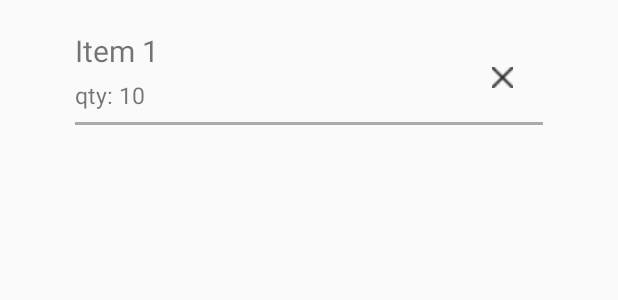
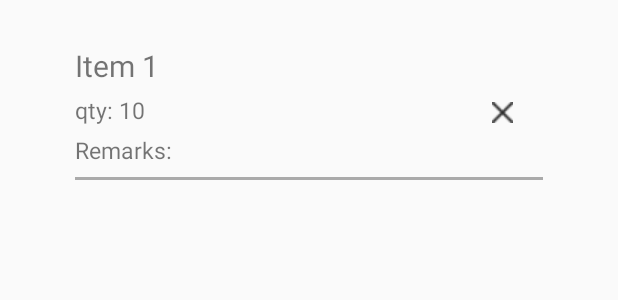
Before and after one commit to raisazka/warehouse, an Android app: the layout list_cart.xml on its own in the app's theme, with its tools: preview values and no code run, on a phone screen of 412 x 824 dp. Shown: the top 300 px of the screen. Run offline under Robolectric (Android 15) with nearby library versions, the phone set to English and light mode, and no system bars.

Commit message:
Add Get Cart Service

```diff
--- a/app/src/main/java/com/example/warehouse/Adapter/CartAdapter.java
+++ b/app/src/main/java/com/example/warehouse/Adapter/CartAdapter.java
@@ -16,6 +16,10 @@ public class CartAdapter extends RecyclerView.Adapter<CartViewHolder> {
 
     ArrayList<Cart> carts;
 
+    public CartAdapter(ArrayList<Cart> carts) {
+        this.carts = carts;
+    }
+
     @NonNull
     @Override
     public CartViewHolder onCreateViewHolder(@NonNull ViewGroup viewGroup, int i) {
@@ -27,6 +31,7 @@ public class CartAdapter extends RecyclerView.Adapter<CartViewHolder> {
     public void onBindViewHolder(@NonNull CartViewHolder cartViewHolder, int i) {
         cartViewHolder.name.setText(carts.get(i).getName());
         cartViewHolder.qty.setText(carts.get(i).getQty());
+        cartViewHolder.remarks.setText(carts.get(i).getRemarks());
     }
 
     @Override
--- a/app/src/main/java/com/example/warehouse/Network/CartService.java
+++ b/app/src/main/java/com/example/warehouse/Network/CartService.java
@@ -1,6 +1,7 @@
 package com.example.warehouse.Network;
 
 import com.example.warehouse.Model.Cart;
+import com.example.warehouse.Model.CartList;
 import com.example.warehouse.Model.InstallerList;
 import com.example.warehouse.Model.WorkerList;
 
@@ -20,7 +21,8 @@ public interface CartService {
                           @Field("qty") int qty,
                           @Field("remarks") String remarks);
 
-
+    @GET("cart")
+    Call<CartList> getCart(@Header("Authorization") String token);
 
     @GET("workers")
     Call<WorkerList> getWorkers(@Header("Authorization") String token);
--- a/app/src/main/java/com/example/warehouse/ViewHolder/CartViewHolder.java
+++ b/app/src/main/java/com/example/warehouse/ViewHolder/CartViewHolder.java
@@ -8,10 +8,11 @@ import android.widget.TextView;
 import com.example.warehouse.R;
 
 public class CartViewHolder extends RecyclerView.ViewHolder {
-    public TextView name, qty;
+    public TextView name, qty, remarks;
     public CartViewHolder(@NonNull View itemView) {
         super(itemView);
         this.name = itemView.findViewById(R.id.item_name);
         this.qty = itemView.findViewById(R.id.item_qty);
+        this.remarks = itemView.findViewById(R.id.item_remarks);
     }
 }
--- a/app/src/main/res/layout/list_cart.xml
+++ b/app/src/main/res/layout/list_cart.xml
@@ -3,7 +3,7 @@
     xmlns:android="http://schemas.android.com/apk/res/android" android:layout_width="match_parent"
     android:layout_height="wrap_content"
     android:paddingHorizontal="50dp"
-    android:layout_marginTop="20dp">
+    android:layout_marginTop="30dp">
 
     <TextView
         android:id="@+id/item_name"
@@ -13,12 +13,21 @@
         android:text="Item 1"/>
 
     <TextView
-        android:id="@+id/item_qty"
+    android:id="@+id/item_qty"
+    android:layout_width="wrap_content"
+    android:layout_height="wrap_content"
+    android:layout_below="@+id/item_name"
+    android:textSize="15dp"
+    android:text="qty: 10"
+    android:layout_marginTop="5dp"/>
+
+    <TextView
+        android:id="@+id/item_remarks"
         android:layout_width="wrap_content"
         android:layout_height="wrap_content"
-        android:layout_below="@+id/item_name"
+        android:layout_below="@+id/item_qty"
         android:textSize="15dp"
-        android:text="qty: 10"
+        android:text="Remarks: "
         android:layout_marginTop="5dp"/>
 
     <View
@@ -26,7 +35,7 @@
         android:layout_width="match_parent"
         android:layout_height="2dp"
         android:background="@android:color/darker_gray"
-        android:layout_below="@+id/item_qty"/>
+        android:layout_below="@+id/item_remarks"/>
 
     <ImageView
         android:layout_width="wrap_content"
```
Also changed, not shown: app/src/main/java/com/example/warehouse/CartActivity.java (+28 -0 lines), app/src/main/java/com/example/warehouse/Model/CartList.java (added, +19 -0 lines).
